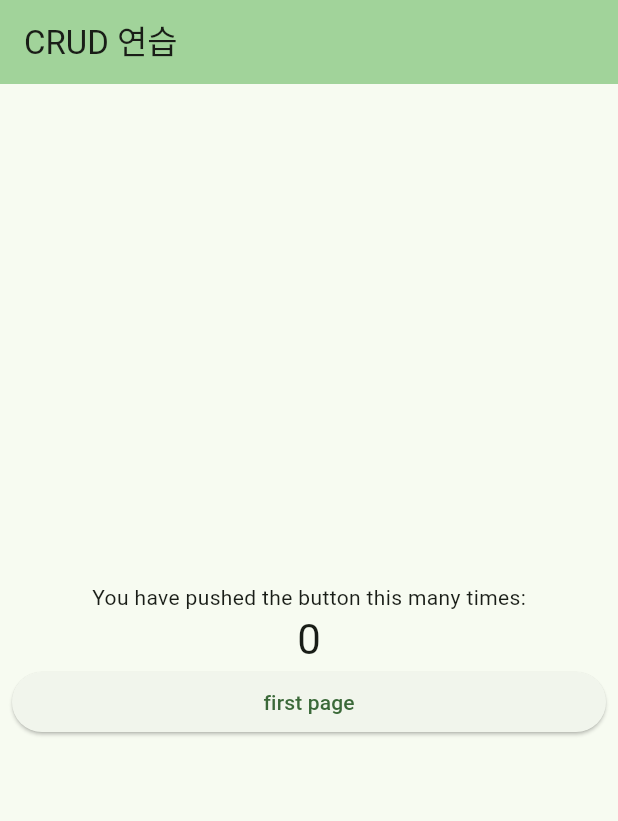
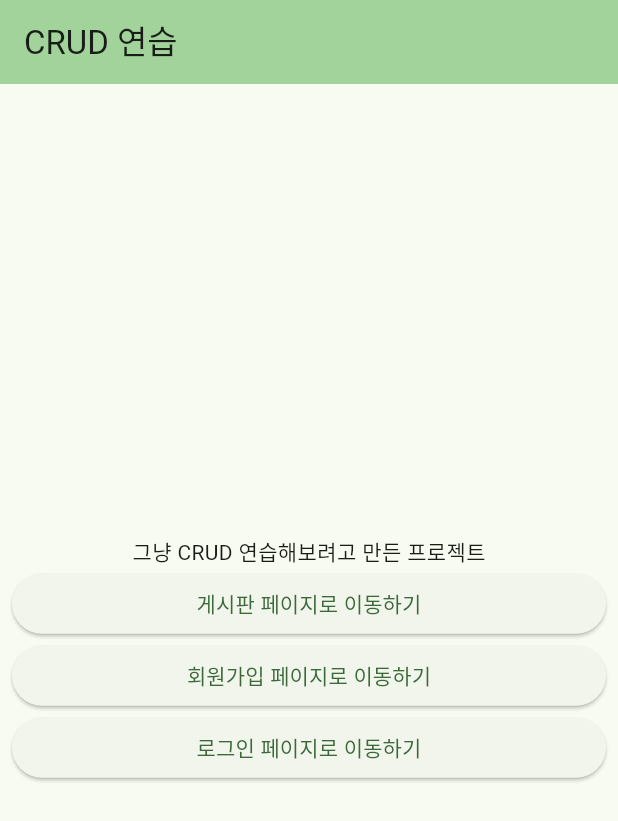
Before and after one commit to kimsh322/flutter-crud, a Flutter app: the screen it shows after launch, on a phone screen of 412 x 824 dp. Shown: the top 821 px of the screen. Run offline on Flutter 3.47's test engine with Material 3 defaults, Android fonts, the phone set to English and light mode, and no system bars; our stand-ins replace get.

Commit message:
feat : 로그인, 회원가입 ui 작성

```diff
--- a/lib/main.dart
+++ b/lib/main.dart
@@ -1,5 +1,7 @@
 import 'package:flutter/material.dart';
-import 'package:flutter_crud/pages/first_page.dart';
+import 'package:flutter_crud/pages/auth/join_screen.dart';
+import 'package:flutter_crud/pages/auth/signin_screen.dart';
+import 'package:flutter_crud/pages/board/board_screen.dart';
 import 'package:flutter_crud/pages/home_screen.dart';
 import 'package:get/get.dart';
 
@@ -15,7 +17,15 @@ class MyApp extends StatelessWidget {
       getPages: [
         GetPage(
           name: '/first',
-          page: () => const FirstPage(),
+          page: () => const BoardScreen(),
+        ),
+        GetPage(
+          name: '/join',
+          page: () => const JoinScreen(),
+        ),
+        GetPage(
+          name: '/signin',
+          page: () => const SigninScreen(),
         ),
       ],
       title: 'Flutter Demo',
--- a/lib/pages/first_page.dart
+++ b/lib/pages/board/board_screen.dart
@@ -2,18 +2,18 @@ import 'package:flutter/material.dart';
 import 'package:flutter_crud/layout/main_layout.dart';
 import 'package:get/get.dart';
 
-class FirstPage extends StatelessWidget {
-  const FirstPage({super.key});
+class BoardScreen extends StatelessWidget {
+  const BoardScreen({super.key});
 
   @override
   Widget build(BuildContext context) {
-    return MainLayout(title: '첫번째 페이지', children: [
-      const Text('첫번째 페이지'),
+    return MainLayout(title: '게시판', children: [
+      const Text('게시판'),
       ElevatedButton(
         onPressed: () {
           Get.toNamed('/');
         },
-        child: const Text('home'),
+        child: const Text('홈으로 이동하기'),
       ),
     ]);
   }
--- a/lib/pages/home_screen.dart
+++ b/lib/pages/home_screen.dart
@@ -2,38 +2,20 @@ import 'package:flutter/material.dart';
 import 'package:flutter_crud/layout/main_layout.dart';
 import 'package:get/get.dart';
 
-class MyHomePage extends StatefulWidget {
+class MyHomePage extends StatelessWidget {
   const MyHomePage({super.key, required this.title});
   final String title;
 
   @override
-  State<MyHomePage> createState() => _MyHomePageState();
-}
-
-class _MyHomePageState extends State<MyHomePage> {
-  final int _counter = 0;
-
-  void _incrementCounter() {
-    // setState(() {
-    //   _counter++;
-    // });
-    Get.toNamed('/first');
-  }
-
-  @override
   Widget build(BuildContext context) {
     return MainLayout(title: 'CRUD 연습', children: [
-      Center(
+      const Center(
         child: Column(
           mainAxisAlignment: MainAxisAlignment.center,
           children: <Widget>[
-            const Text(
-              'You have pushed the button this many times:',
-            ),
             Text(
-              '$_counter',
-              style: Theme.of(context).textTheme.headlineMedium,
-            ),
+              '그냥 CRUD 연습해보려고 만든 프로젝트',
+            )
           ],
         ),
       ),
@@ -41,7 +23,19 @@ class _MyHomePageState extends State<MyHomePage> {
         onPressed: () {
           Get.toNamed('/first');
         },
-        child: const Text('first page'),
+        child: const Text('게시판 페이지로 이동하기'),
+      ),
+      ElevatedButton(
+        onPressed: () {
+          Get.toNamed('/join');
+        },
+        child: const Text('회원가입 페이지로 이동하기'),
+      ),
+      ElevatedButton(
+        onPressed: () {
+          Get.toNamed('/signin');
+        },
+        child: const Text('로그인 페이지로 이동하기'),
       ),
     ]);
   }
```
Also changed, not shown: lib/pages/auth/join_screen.dart (added, +39 -0 lines), lib/pages/auth/signin_screen.dart (added, +38 -0 lines), lib/widgets/custom_auth_button.dart (added, +20 -0 lines), lib/widgets/custom_text_form_field.dart (added, +30 -0 lines).
